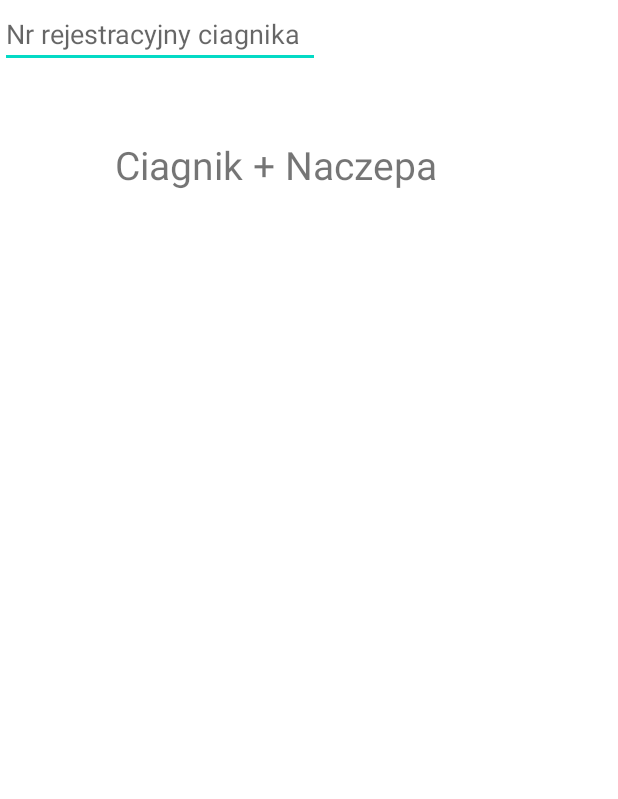
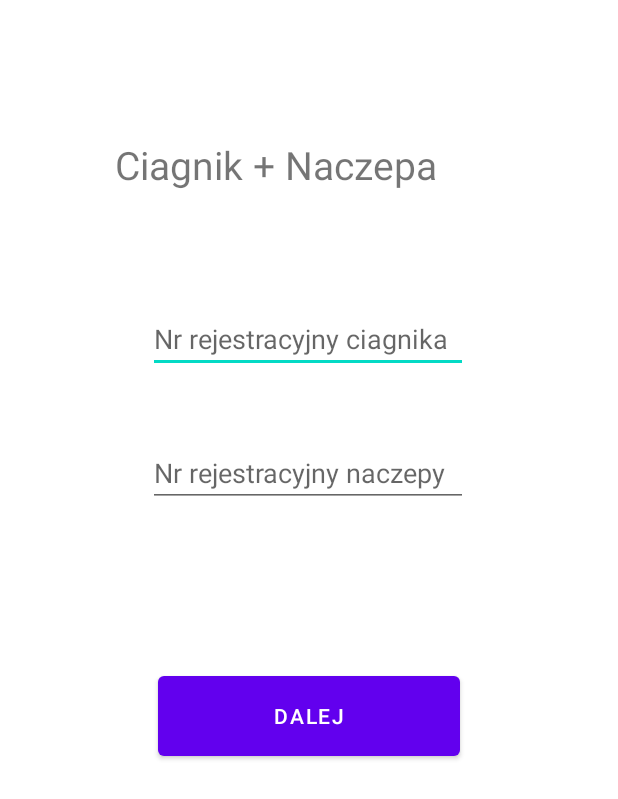
Before and after one commit to ValadaRP/Pwsteprojekt1, an Android app: the layout activity_dokumenty_cn.xml on its own in the app's theme, with its tools: preview values and no code run, on a phone screen of 412 x 824 dp. Shown: the top 799 px of the screen. Run offline under Robolectric (Android 15) with nearby library versions, the phone set to English and light mode, and no system bars.

Commit message:
Dokumenty modernizacja

```diff
--- a/app/src/main/java/com/example/pwsteprojekt/DokumentyCN.java
+++ b/app/src/main/java/com/example/pwsteprojekt/DokumentyCN.java
@@ -2,13 +2,36 @@ package com.example.pwsteprojekt;
 
 import androidx.appcompat.app.AppCompatActivity;
 
+import android.content.Intent;
 import android.os.Bundle;
+import android.view.View;
+import android.widget.Button;
+import android.widget.EditText;
 
 public class DokumentyCN extends AppCompatActivity {
+    private EditText nrRejCiagnikaEditText, nrRejNaczepyEditText;
+    Button dalejButtonCN;
 
     @Override
     protected void onCreate(Bundle savedInstanceState) {
         super.onCreate(savedInstanceState);
         setContentView(R.layout.activity_dokumenty_cn);
+
+        nrRejCiagnikaEditText = findViewById(R.id.nrRejCiagnikaEditText);
+        nrRejNaczepyEditText = findViewById(R.id.nrRejNaczepyEditText);
+        dalejButtonCN = findViewById(R.id.dalejButtonCN);
+
+        dalejButtonCN.setOnClickListener(new View.OnClickListener() {
+            @Override
+            public void onClick(View view) {
+                /*
+                Intent intent = new Intent(DokumentyCN.this,DokumentyCN2.class);
+                intent.getExtras();
+                startActivity(intent);
+
+                 */
+            }
+        });
+
     }
 }
--- a/app/src/main/res/layout/activity_dokumenty_cn.xml
+++ b/app/src/main/res/layout/activity_dokumenty_cn.xml
@@ -19,12 +19,39 @@
         app:layout_constraintTop_toTopOf="parent" />
 
     <EditText
-        android:id="@+id/editTextTextPersonName"
+        android:id="@+id/nrRejCiagnikaEditText"
         android:layout_width="wrap_content"
         android:layout_height="wrap_content"
+        android:layout_marginTop="68dp"
         android:ems="10"
         android:hint="Nr rejestracyjny ciagnika"
         android:inputType="textPersonName"
-        tools:layout_editor_absoluteX="20dp"
-        tools:layout_editor_absoluteY="149dp" />
+        app:layout_constraintEnd_toEndOf="parent"
+        app:layout_constraintHorizontal_bias="0.497"
+        app:layout_constraintStart_toStartOf="parent"
+        app:layout_constraintTop_toBottomOf="@+id/textView4" />
+
+    <EditText
+        android:id="@+id/nrRejNaczepyEditText"
+        android:layout_width="wrap_content"
+        android:layout_height="wrap_content"
+        android:layout_marginTop="44dp"
+        android:ems="10"
+        android:hint="Nr rejestracyjny naczepy"
+        android:inputType="textPersonName"
+        app:layout_constraintEnd_toEndOf="parent"
+        app:layout_constraintHorizontal_bias="0.497"
+        app:layout_constraintStart_toStartOf="parent"
+        app:layout_constraintTop_toBottomOf="@+id/nrRejCiagnikaEditText" />
+
+    <Button
+        android:id="@+id/dalejButtonCN"
+        android:layout_width="201dp"
+        android:layout_height="65dp"
+        android:layout_marginBottom="208dp"
+        android:text="Dalej"
+        app:layout_constraintBottom_toBottomOf="parent"
+        app:layout_constraintEnd_toEndOf="parent"
+        app:layout_constraintStart_toStartOf="parent"
+        app:layout_constraintTop_toBottomOf="@+id/nrRejNaczepyEditText" />
 </androidx.constraintlayout.widget.ConstraintLayout>
```
